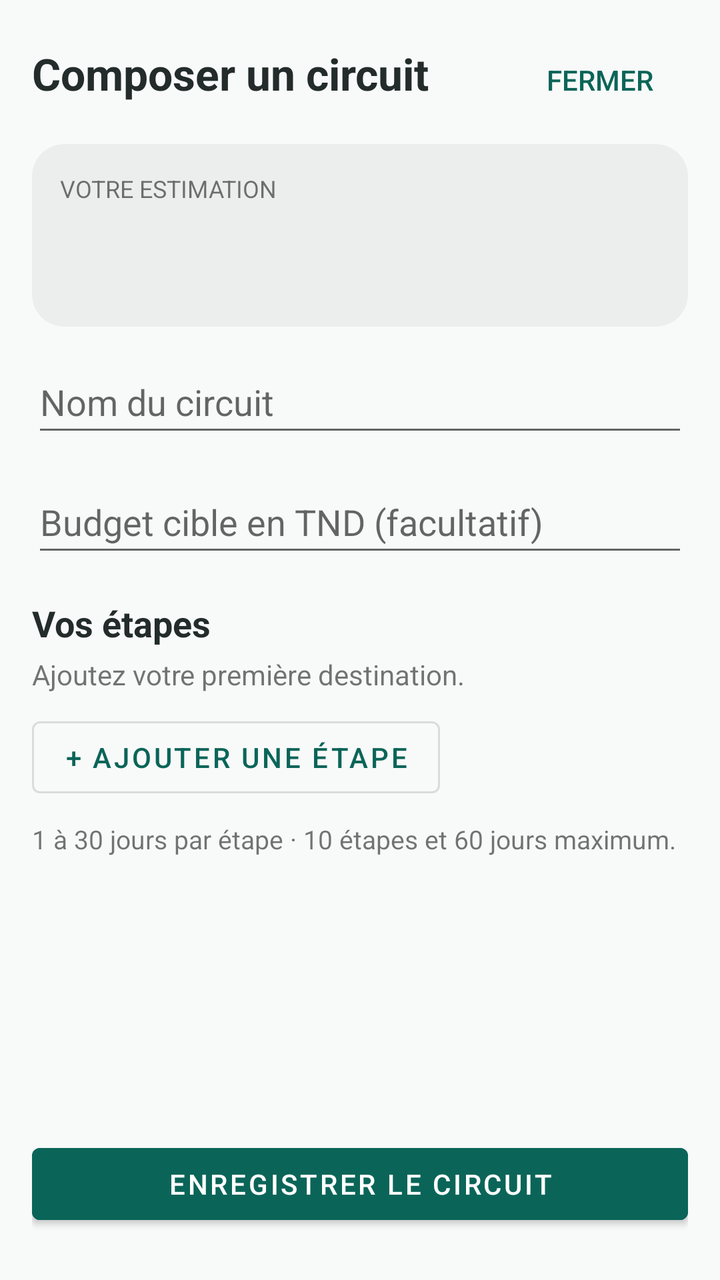
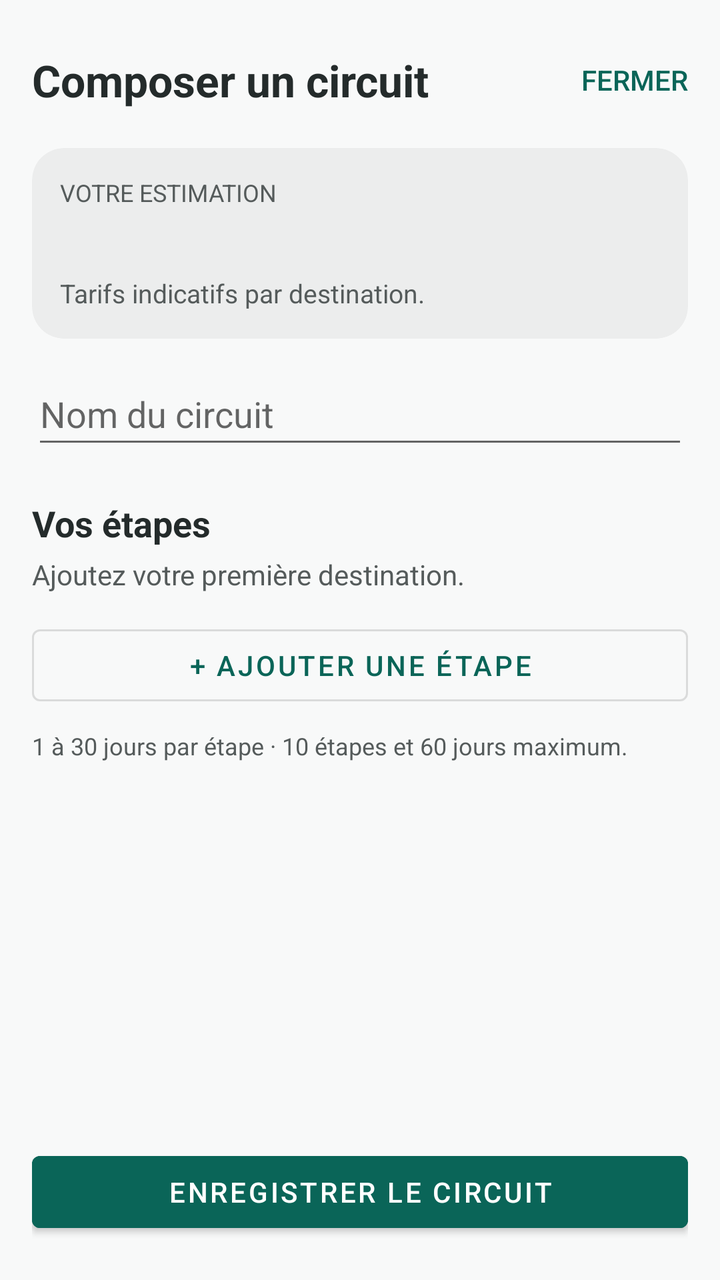

Two renders of the same Android screen: before a commit and after it. Below are the layout's source before the change and the commit's diff.
<!-- AndroidManifest.xml: application theme Theme.GoVoyage -->
<!-- res/layout/fragment_editeur_circuit.xml -->
<?xml version="1.0" encoding="utf-8"?>
<LinearLayout xmlns:android="http://schemas.android.com/apk/res/android"
    xmlns:app="http://schemas.android.com/apk/res-auto"
    xmlns:tools="http://schemas.android.com/tools"
    android:layout_width="match_parent"
    android:layout_height="match_parent"
    android:orientation="vertical"
    android:padding="16dp"
    tools:context=".ui.circuit.EditeurCircuitFragment">

    <LinearLayout
        android:layout_width="match_parent"
        android:layout_height="wrap_content"
        android:orientation="horizontal">

        <TextView
            android:id="@+id/texteTitreEditeur"
            android:layout_width="0dp"
            android:layout_height="wrap_content"
            android:layout_weight="1"
            android:text="@string/editeur_titre_creation"
            android:textColor="@color/palette_encre"
            android:textSize="22sp"
            android:textStyle="bold" />

        <Button
            android:id="@+id/boutonFermerEditeur"
            style="?android:attr/borderlessButtonStyle"
            android:layout_width="wrap_content"
            android:layout_height="wrap_content"
            android:text="@string/editeur_bouton_fermer"
            android:textColor="@color/palette_turquoise_fonce" />
    </LinearLayout>

    
    <androidx.cardview.widget.CardView
        android:layout_width="match_parent"
        android:layout_height="wrap_content"
        android:layout_marginTop="8dp"
        app:cardBackgroundColor="@color/palette_gris_clair"
        app:cardCornerRadius="16dp"
        app:cardElevation="0dp">

        <LinearLayout
            android:layout_width="match_parent"
            android:layout_height="wrap_content"
            android:orientation="vertical"
            android:padding="14dp">

            <TextView
                android:id="@+id/texteBilanSurtitre"
                android:layout_width="match_parent"
                android:layout_height="wrap_content"
                android:text="@string/editeur_bilan_surtitre"
                android:textSize="12sp" />

            <TextView
                android:id="@+id/texteBilanTotaux"
                android:layout_width="match_parent"
                android:layout_height="wrap_content"
                android:textColor="@color/palette_encre"
                android:textSize="22sp"
                android:textStyle="bold" />

            <ProgressBar
                android:id="@+id/barreBudget"
                style="?android:attr/progressBarStyleHorizontal"
                android:layout_width="match_parent"
                android:layout_height="wrap_content"
                android:layout_marginTop="8dp"
                android:progressTint="@color/palette_turquoise_fonce"
                android:visibility="gone" />

            <TextView
                android:id="@+id/texteBilanMarge"
                android:layout_width="match_parent"
                android:layout_height="wrap_content"
                android:textSize="13sp" />
        </LinearLayout>
    </androidx.cardview.widget.CardView>

    <androidx.core.widget.NestedScrollView
        android:layout_width="match_parent"
        android:layout_height="0dp"
        android:layout_weight="1"
        android:layout_marginTop="12dp">

        <LinearLayout
            android:layout_width="match_parent"
            android:layout_height="wrap_content"
            android:orientation="vertical">

            <EditText
                android:id="@+id/editNomCircuit"
                android:layout_width="match_parent"
                android:layout_height="wrap_content"
                android:hint="@string/editeur_nom"
                android:inputType="text"
                android:maxLength="90"
                android:minHeight="48dp" />

            <EditText
                android:id="@+id/editBudget"
                android:layout_width="match_parent"
                android:layout_height="wrap_content"
                android:layout_marginTop="12dp"
                android:hint="@string/editeur_budget"
                android:inputType="number"
                android:maxLength="7"
                android:minHeight="48dp" />

            <TextView
                android:id="@+id/texteErreurBudget"
                android:layout_width="match_parent"
                android:layout_height="wrap_content"
                android:text="@string/editeur_budget_erreur"
                android:textColor="@color/palette_turquoise_fonce"
                android:visibility="gone" />

            <TextView
                android:id="@+id/texteTitreEtapes"
                android:layout_width="match_parent"
                android:layout_height="wrap_content"
                android:layout_marginTop="16dp"
                android:text="@string/editeur_titre_etapes"
                android:textColor="@color/palette_encre"
                android:textSize="18sp"
                android:textStyle="bold" />

            <TextView
                android:id="@+id/texteEtapesVides"
                android:layout_width="match_parent"
                android:layout_height="wrap_content"
                android:layout_marginTop="4dp"
                android:text="@string/editeur_etapes_vides" />

            <LinearLayout
                android:id="@+id/listeEtapesEditeur"
                android:layout_width="match_parent"
                android:layout_height="wrap_content"
                android:orientation="vertical" />

            <Button
                android:id="@+id/boutonAjouterEtape"
                style="@style/Widget.MaterialComponents.Button.OutlinedButton"
                android:layout_width="wrap_content"
                android:layout_height="wrap_content"
                android:layout_marginTop="8dp"
                android:text="@string/editeur_ajouter_etape"
                android:textColor="@color/palette_turquoise_fonce" />

            <TextView
                android:id="@+id/texteLimite"
                android:layout_width="match_parent"
                android:layout_height="wrap_content"
                android:layout_marginTop="8dp"
                android:text="@string/editeur_limite"
                android:textSize="13sp" />

            <TextView
                android:id="@+id/texteJoursExcessifs"
                android:layout_width="match_parent"
                android:layout_height="wrap_content"
                android:text="@string/editeur_jours_excessifs"
                android:textColor="@color/palette_turquoise_fonce"
                android:visibility="gone" />

            <TextView
                android:id="@+id/texteErreurEditeur"
                android:layout_width="match_parent"
                android:layout_height="wrap_content"
                android:layout_marginTop="4dp"
                android:textColor="@color/palette_turquoise_fonce" />
        </LinearLayout>
    </androidx.core.widget.NestedScrollView>

    <Button
        android:id="@+id/boutonEnregistrer"
        android:layout_width="match_parent"
        android:layout_height="wrap_content"
        android:layout_marginTop="12dp"
        android:layout_marginBottom="8dp"
        android:backgroundTint="@color/palette_turquoise_fonce"
        android:text="@string/editeur_enregistrer"
        android:textColor="@color/palette_blanc" />
</LinearLayout>
<!-- resources referenced by this layout -->
<resources>
  <color name="palette_blanc">#FFFFFF</color>
  <color name="palette_encre">#242B2B</color>
  <color name="palette_gris_clair">#ECEDED</color>
  <color name="palette_turquoise_fonce">#0A6558</color>
  <string name="editeur_ajouter_etape">+ Ajouter une étape</string>
  <string name="editeur_bilan_surtitre">VOTRE ESTIMATION</string>
  <string name="editeur_bouton_fermer">Fermer</string>
  <string name="editeur_budget">Budget cible en TND (facultatif)</string>
  <string name="editeur_budget_erreur">Entrez un budget entre 1 et 1 000 000 TND.</string>
  <string name="editeur_enregistrer">Enregistrer le circuit</string>
  <string name="editeur_etapes_vides">Ajoutez votre première destination.</string>
  <string name="editeur_jours_excessifs">Ramenez la durée à 60 jours maximum.</string>
  <string name="editeur_limite">1 à 30 jours par étape · 10 étapes et 60 jours maximum.</string>
  <string name="editeur_nom">Nom du circuit</string>
  <string name="editeur_titre_creation">Composer un circuit</string>
  <string name="editeur_titre_etapes">Vos étapes</string>
  <style name="Theme.GoVoyage" parent="Theme.MaterialComponents.Light.NoActionBar">
          <item name="colorPrimary">@color/palette_turquoise_fonce</item>
          <item name="colorPrimaryVariant">@color/palette_turquoise_fonce</item>
          <item name="colorOnPrimary">@color/palette_blanc</item>
          <item name="colorSecondary">@color/palette_turquoise_fonce</item>
          <item name="colorSecondaryVariant">@color/palette_turquoise_fonce</item>
          <item name="colorOnSecondary">@color/palette_blanc</item>
          <item name="android:colorBackground">@color/palette_fond</item>
          <item name="android:statusBarColor">@color/palette_turquoise_fonce</item>
          <item name="android:windowBackground">@color/palette_fond</item>
      </style>
  <color name="palette_fond">#F8F9F9</color>
</resources>

<!-- the commit's change to res/layout/fragment_editeur_circuit.xml (unified diff, before → after) -->
@@ -8,9 +8,11 @@
     android:padding="16dp"
     tools:context=".ui.circuit.EditeurCircuitFragment">
 
+    
     <LinearLayout
         android:layout_width="match_parent"
         android:layout_height="wrap_content"
+        android:gravity="center_vertical"
         android:orientation="horizontal">
 
         <TextView
@@ -28,6 +30,9 @@
             style="?android:attr/borderlessButtonStyle"
             android:layout_width="wrap_content"
             android:layout_height="wrap_content"
+            android:minWidth="0dp"
+            android:paddingStart="8dp"
+            android:paddingEnd="0dp"
             android:text="@string/editeur_bouton_fermer"
             android:textColor="@color/palette_turquoise_fonce" />
     </LinearLayout>
@@ -36,7 +41,7 @@
     <androidx.cardview.widget.CardView
         android:layout_width="match_parent"
         android:layout_height="wrap_content"
-        android:layout_marginTop="8dp"
+        android:layout_marginTop="10dp"
         app:cardBackgroundColor="@color/palette_gris_clair"
         app:cardCornerRadius="16dp"
         app:cardElevation="0dp">
@@ -52,29 +57,25 @@
                 android:layout_width="match_parent"
                 android:layout_height="wrap_content"
                 android:text="@string/editeur_bilan_surtitre"
+                android:textColor="@color/palette_texte_secondaire"
                 android:textSize="12sp" />
 
             <TextView
                 android:id="@+id/texteBilanTotaux"
                 android:layout_width="match_parent"
                 android:layout_height="wrap_content"
+                android:layout_marginTop="2dp"
                 android:textColor="@color/palette_encre"
                 android:textSize="22sp"
                 android:textStyle="bold" />
-
-            <ProgressBar
-                android:id="@+id/barreBudget"
-                style="?android:attr/progressBarStyleHorizontal"
-                android:layout_width="match_parent"
-                android:layout_height="wrap_content"
-                android:layout_marginTop="8dp"
-                android:progressTint="@color/palette_turquoise_fonce"
-                android:visibility="gone" />
 
             <TextView
                 android:id="@+id/texteBilanMarge"
                 android:layout_width="match_parent"
                 android:layout_height="wrap_content"
+                android:layout_marginTop="2dp"
+                android:text="@string/editeur_bilan_tarifs"
+                android:textColor="@color/palette_texte_secondaire"
                 android:textSize="13sp" />
         </LinearLayout>
     </androidx.cardview.widget.CardView>
@@ -82,8 +83,8 @@
     <androidx.core.widget.NestedScrollView
         android:layout_width="match_parent"
         android:layout_height="0dp"
-        android:layout_weight="1"
-        android:layout_marginTop="12dp">
+        android:layout_marginTop="12dp"
+        android:layout_weight="1">
 
         <LinearLayout
             android:layout_width="match_parent"
@@ -99,40 +100,39 @@
                 android:maxLength="90"
                 android:minHeight="48dp" />
 
-            <EditText
-                android:id="@+id/editBudget"
+            
+            <LinearLayout
                 android:layout_width="match_parent"
                 android:layout_height="wrap_content"
-                android:layout_marginTop="12dp"
-                android:hint="@string/editeur_budget"
-                android:inputType="number"
-                android:maxLength="7"
-                android:minHeight="48dp" />
+                android:layout_marginTop="20dp"
+                android:gravity="center_vertical"
+                android:orientation="horizontal">
 
-            <TextView
-                android:id="@+id/texteErreurBudget"
-                android:layout_width="match_parent"
-                android:layout_height="wrap_content"
-                android:text="@string/editeur_budget_erreur"
-                android:textColor="@color/palette_turquoise_fonce"
-                android:visibility="gone" />
+                <TextView
+                    android:id="@+id/texteTitreEtapes"
+                    android:layout_width="0dp"
+                    android:layout_height="wrap_content"
+                    android:layout_weight="1"
+                    android:text="@string/editeur_titre_etapes"
+                    android:textColor="@color/palette_encre"
+                    android:textSize="18sp"
+                    android:textStyle="bold" />
 
-            <TextView
-                android:id="@+id/texteTitreEtapes"
-                android:layout_width="match_parent"
-                android:layout_height="wrap_content"
-                android:layout_marginTop="16dp"
-                android:text="@string/editeur_titre_etapes"
-                android:textColor="@color/palette_encre"
-                android:textSize="18sp"
-                android:textStyle="bold" />
+                <TextView
+                    android:id="@+id/texteCompteurEtapes"
+                    android:layout_width="wrap_content"
+                    android:layout_height="wrap_content"
+                    android:textColor="@color/palette_texte_secondaire"
+                    android:textSize="13sp" />
+            </LinearLayout>
 
             <TextView
                 android:id="@+id/texteEtapesVides"
                 android:layout_width="match_parent"
                 android:layout_height="wrap_content"
                 android:layout_marginTop="4dp"
-                android:text="@string/editeur_etapes_vides" />
+                android:text="@string/editeur_etapes_vides"
+                android:textColor="@color/palette_texte_secondaire" />
 
             <LinearLayout
                 android:id="@+id/listeEtapesEditeur"
@@ -143,9 +143,9 @@
             <Button
                 android:id="@+id/boutonAjouterEtape"
                 style="@style/Widget.MaterialComponents.Button.OutlinedButton"
-                android:layout_width="wrap_content"
+                android:layout_width="match_parent"
                 android:layout_height="wrap_content"
-                android:layout_marginTop="8dp"
+                android:layout_marginTop="12dp"
                 android:text="@string/editeur_ajouter_etape"
                 android:textColor="@color/palette_turquoise_fonce" />
 
@@ -155,22 +155,24 @@
                 android:layout_height="wrap_content"
                 android:layout_marginTop="8dp"
                 android:text="@string/editeur_limite"
-                android:textSize="13sp" />
+                android:textColor="@color/palette_texte_secondaire"
+                android:textSize="12sp" />
 
             <TextView
                 android:id="@+id/texteJoursExcessifs"
                 android:layout_width="match_parent"
                 android:layout_height="wrap_content"
+                android:layout_marginTop="8dp"
                 android:text="@string/editeur_jours_excessifs"
-                android:textColor="@color/palette_turquoise_fonce"
+                android:textColor="@color/palette_erreur"
                 android:visibility="gone" />
 
             <TextView
                 android:id="@+id/texteErreurEditeur"
                 android:layout_width="match_parent"
                 android:layout_height="wrap_content"
-                android:layout_marginTop="4dp"
-                android:textColor="@color/palette_turquoise_fonce" />
+                android:layout_marginTop="8dp"
+                android:textColor="@color/palette_erreur" />
         </LinearLayout>
     </androidx.core.widget.NestedScrollView>
 
@@ -179,7 +181,7 @@
         android:layout_width="match_parent"
         android:layout_height="wrap_content"
         android:layout_marginTop="12dp"
-        android:layout_marginBottom="8dp"
+        android:layout_marginBottom="4dp"
         android:backgroundTint="@color/palette_turquoise_fonce"
         android:text="@string/editeur_enregistrer"
         android:textColor="@color/palette_blanc" />
<!-- resource entries referenced after the edit -->
@@ -2,13 +2,14 @@
 <resources>
   <color name="palette_blanc">#FFFFFF</color>
   <color name="palette_encre">#242B2B</color>
+  <color name="palette_erreur">#B3261E</color>
   <color name="palette_gris_clair">#ECEDED</color>
+  <color name="palette_texte_secondaire">#555B5B</color>
   <color name="palette_turquoise_fonce">#0A6558</color>
   <string name="editeur_ajouter_etape">+ Ajouter une étape</string>
   <string name="editeur_bilan_surtitre">VOTRE ESTIMATION</string>
+  <string name="editeur_bilan_tarifs">Tarifs indicatifs par destination.</string>
   <string name="editeur_bouton_fermer">Fermer</string>
-  <string name="editeur_budget">Budget cible en TND (facultatif)</string>
-  <string name="editeur_budget_erreur">Entrez un budget entre 1 et 1 000 000 TND.</string>
   <string name="editeur_enregistrer">Enregistrer le circuit</string>
   <string name="editeur_etapes_vides">Ajoutez votre première destination.</string>
   <string name="editeur_jours_excessifs">Ramenez la durée à 60 jours maximum.</string>
